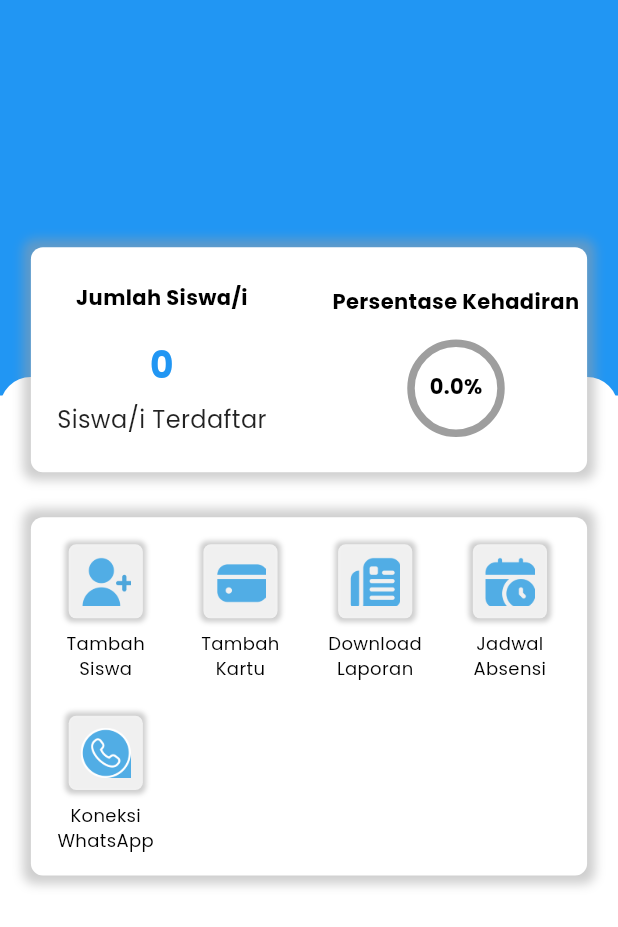
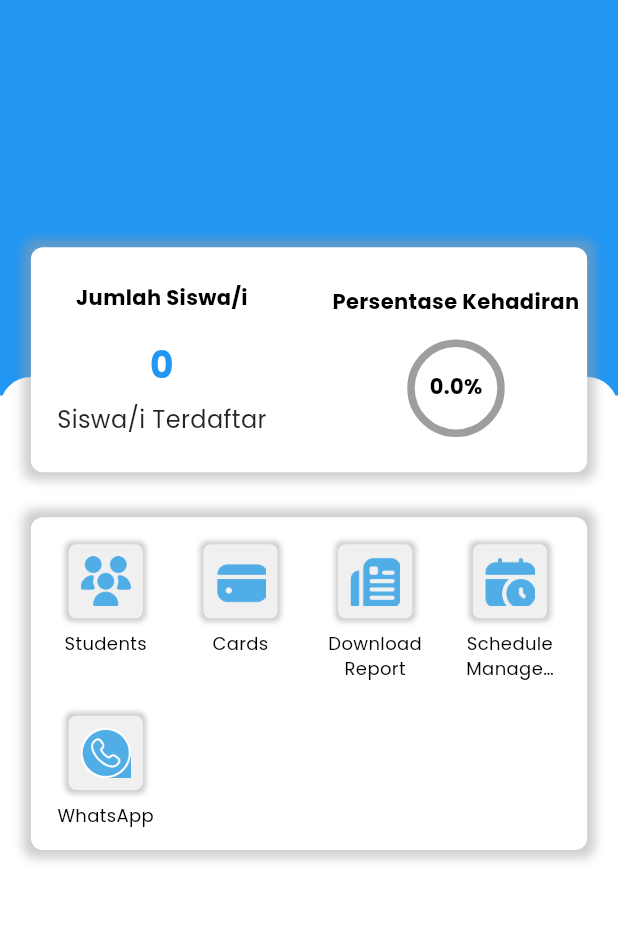
Before and after one commit to navetacandra/attendance-app, a Flutter app: the screen it shows after launch, on a phone screen of 412 x 824 dp. Shown: the top 927 px of the screen. Run offline on Flutter 3.47's test engine with Material 3 defaults, Android fonts, the phone set to English and light mode, and no system bars; our stand-ins replace dio, get, google_fonts, logger, sliding_up_panel; missing offline and left inert: art_sweetalert, ez_validator, universal_html; network calls fail.

Commit message:
fix: change users menu's icon

```diff
--- a/lib/app/modules/home/views/home_view.dart
+++ b/lib/app/modules/home/views/home_view.dart
@@ -197,27 +197,27 @@ class HomeView extends GetView<HomeController> {
                     runSpacing: 20,
                     children: <Widget>[
                       menuItem(
-                        label: "Tambah Siswa",
-                        iconPath: "assets/user-add.png",
+                        label: "Students",
+                        iconPath: "assets/users.png",
                         navigation: Routes.STUDENTS,
                       ),
                       menuItem(
-                        label: "Tambah Kartu",
+                        label: "Cards",
                         iconPath: "assets/card.png",
                         navigation: Routes.CARDS,
                       ),
                       menuItem(
-                        label: "Download Laporan",
+                        label: "Download Report",
                         iconPath: "assets/note.png",
                         navigation: Routes.REPORT,
                       ),
                       menuItem(
-                        label: "Jadwal Absensi",
+                        label: "Schedule Management",
                         iconPath: "assets/calendar-clock.png",
                         navigation: Routes.SCHEDULE,
                       ),
                       menuItem(
-                        label: "Koneksi WhatsApp",
+                        label: "WhatsApp",
                         iconPath: "assets/phone.png",
                         navigation: Routes.WHATSAPP,
                       ),
```
Also changed, not shown: assets/user-add.png (deleted), assets/users.png (added).
